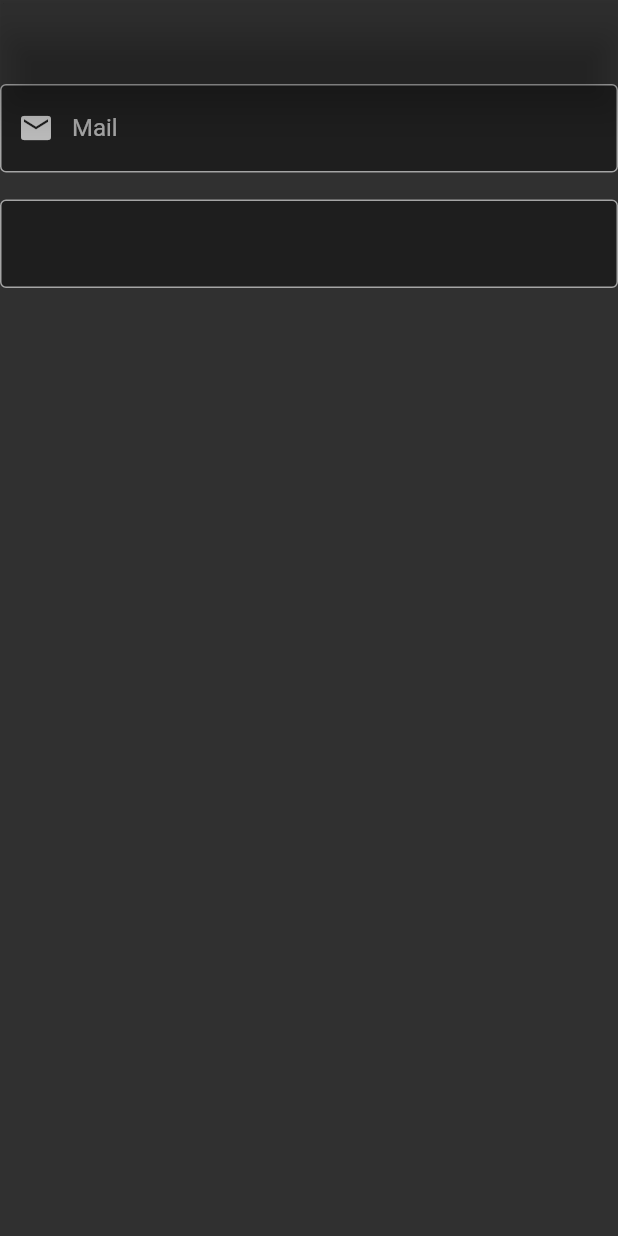
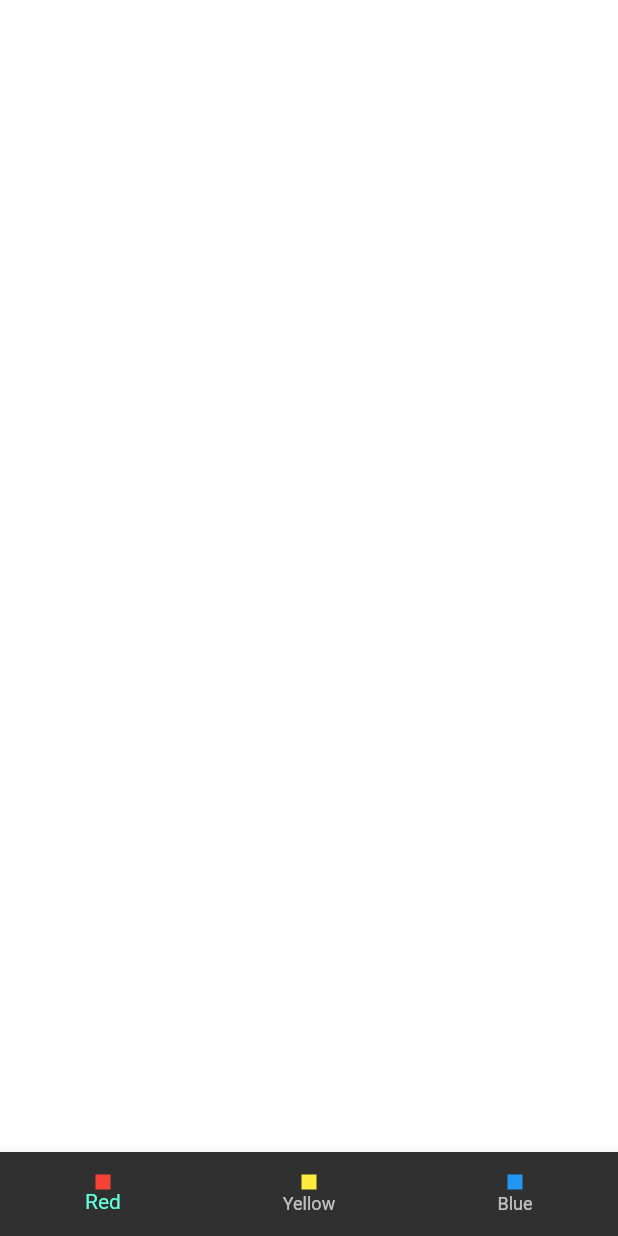
Before and after one commit to berkayercan3/Flutter, a Flutter app: the screen it shows after launch, on a phone screen of 412 x 824 dp. Run offline on Flutter 3.47's test engine with Material 2 defaults, Android fonts, the light colour scheme and no system bars; missing offline and left inert: dart:ffi.

Commit message:
DemoThree DONE
There will be 3 buttons on the screen and the background color will change as soon as they are pressed.

```diff
--- /dev/null
+++ b/KAFE/lib/Demos/Demo3.dart
@@ -0,0 +1,70 @@
+//Bir ekranda 3 button ve bunlara basınca renk değişimi olsun
+//seçili olan buton selected icon olsun
+
+import 'package:flutter/material.dart';
+
+class ColorDemos extends StatefulWidget {
+  const ColorDemos({super.key});
+
+  @override
+  State<ColorDemos> createState() => _ColorDemosState();
+}
+
+class _ColorDemosState extends State<ColorDemos> {
+  Color? _backgroundColor = Colors.transparent;
+  void changeBackgroundColor(Color color) {
+    setState(() { //kullanici arayuzu degistirmeye yarayan yontemdir
+      _backgroundColor = color;
+    });
+  }
+
+  @override
+  Widget build(BuildContext context) {
+    return Scaffold(
+      backgroundColor: _backgroundColor,
+      bottomNavigationBar: BottomNavigationBar(
+
+          onTap: _colorOnTap, //Tiklaninca yapilacak islemi verir
+
+          items: const [
+            BottomNavigationBarItem(
+                icon: _ColorsContainer(color: Colors.red), label: 'Red'),
+            BottomNavigationBarItem(
+                icon: _ColorsContainer(color: Colors.yellow), label: 'Yellow'),
+            BottomNavigationBarItem(
+                icon: _ColorsContainer(color: Colors.blue), label: 'Blue'),
+          ]),
+    );
+  }
+
+  void _colorOnTap(int value) {
+          if (value == _MyColors.red.index) {changeBackgroundColor(Colors.red);}
+          else if (value == _MyColors.yellow.index) {changeBackgroundColor(Colors.yellow);}
+          else if (value == _MyColors.blue.index) {changeBackgroundColor(Colors.blue);}
+            // if (value == 0) {
+            // } else if (value == 1) {
+            // } else {}
+        }
+}
+
+enum _MyColors{ //enum, genellikle sabit değerlerin veya durumların belirtilmesi için kullanılır.
+  red,
+  yellow,
+  blue
+}
+
+
+class _ColorsContainer extends StatelessWidget {
+  const _ColorsContainer({super.key, required this.color,});
+
+  final Color color;
+
+  @override
+  Widget build(BuildContext context) {
+    return Container(
+      color: color,
+      width: 10,
+      height: 10,
+    );
+  }
+}
--- a/KAFE/lib/main.dart
+++ b/KAFE/lib/main.dart
@@ -22,6 +22,7 @@ import 'package:kafe/101/text_field_learn.dart';
 import 'package:kafe/101/text_learn_view.dart';
 import 'package:kafe/Demos/Demo1.dart';
 import 'package:kafe/Demos/Demo2.dart';
+import 'package:kafe/Demos/Demo3.dart';
 
 void main() {
   runApp(const MyApp());
@@ -64,7 +65,7 @@ class MyApp extends StatelessWidget {
             // arka plan her yerde transparant
             elevation: 10, // gölge? görünürlüğü? her yerde 5
           )),
-      home: const TextFieldLearn(), // çağırma işlemi yaptık
+      home: const ColorDemos(), // çağırma işlemi yaptık
     );
   }
 }
```
